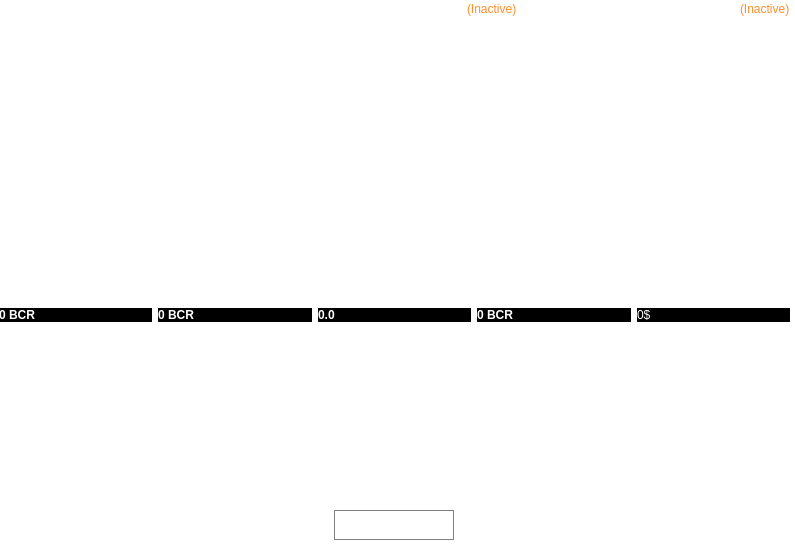
Above: src/qt/forms/bankstatisticspage.ui from thelonecrouton/bitcredit before the change. Below: the same form after it.
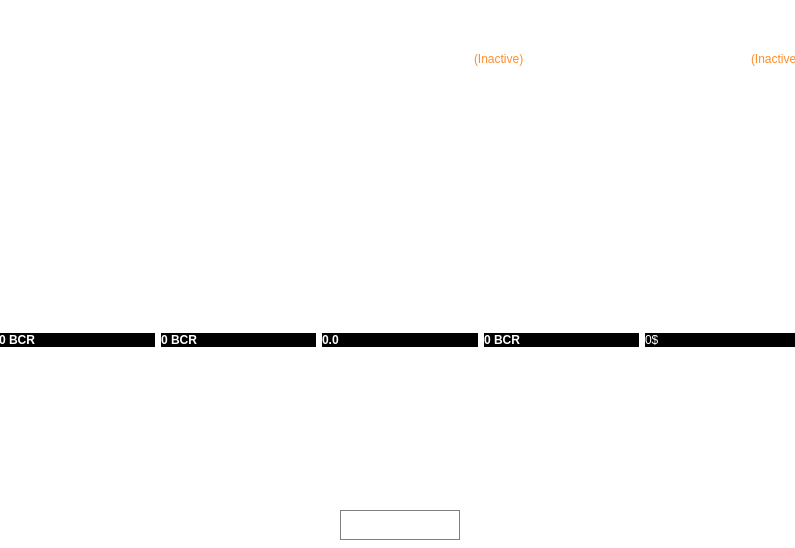
That is the form after the change.

What changed in the file:
```diff
--- a/src/qt/forms/bankstatisticspage.ui
+++ b/src/qt/forms/bankstatisticspage.ui
@@ -7,7 +7,7 @@
     <x>0</x>
     <y>0</y>
     <width>795</width>
-    <height>547</height>
+    <height>548</height>
    </rect>
   </property>
   <property name="sizePolicy">
@@ -27,11 +27,31 @@
     <rect>
      <x>-1</x>
      <y>-1</y>
-     <width>791</width>
+     <width>802</width>
      <height>541</height>
     </rect>
    </property>
    <layout class="QVBoxLayout" name="verticalLayout">
+    <item>
+     <widget class="QFrame" name="verticalFrame">
+      <property name="minimumSize">
+       <size>
+        <width>800</width>
+        <height>44</height>
+       </size>
+      </property>
+      <property name="maximumSize">
+       <size>
+        <width>800</width>
+        <height>44</height>
+       </size>
+      </property>
+      <property name="styleSheet">
+       <string notr="true">background:transparent;sss</string>
+      </property>
+      <layout class="QVBoxLayout" name="verticalLayout_9"/>
+     </widget>
+    </item>
     <item>
      <layout class="QHBoxLayout" name="horizontalLayout_2">
       <item>
```
